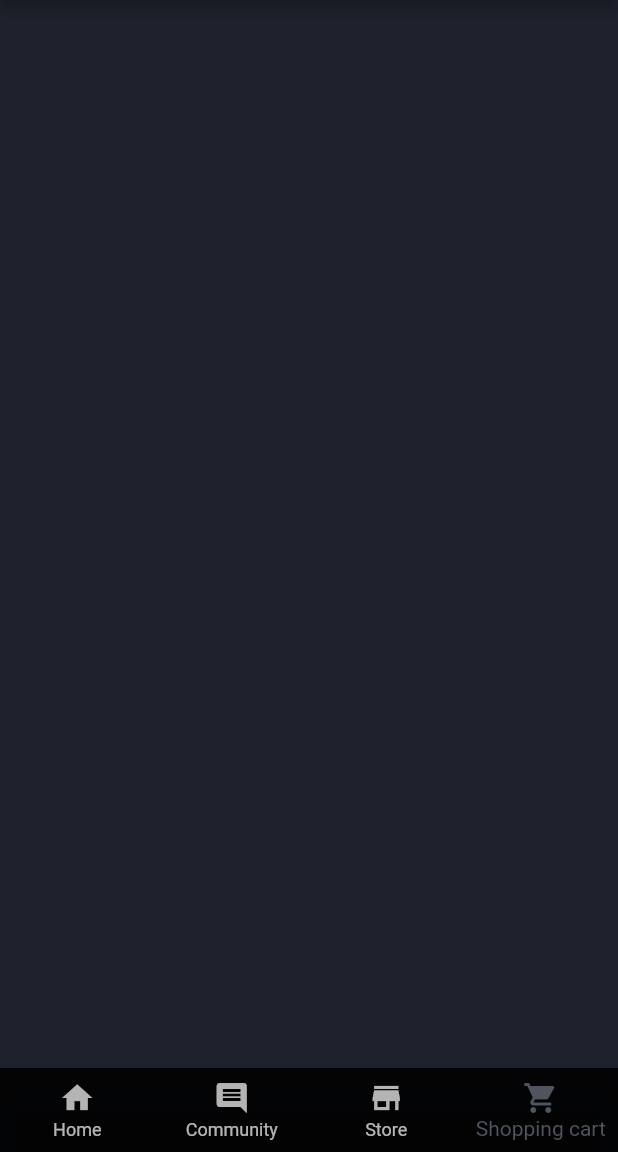
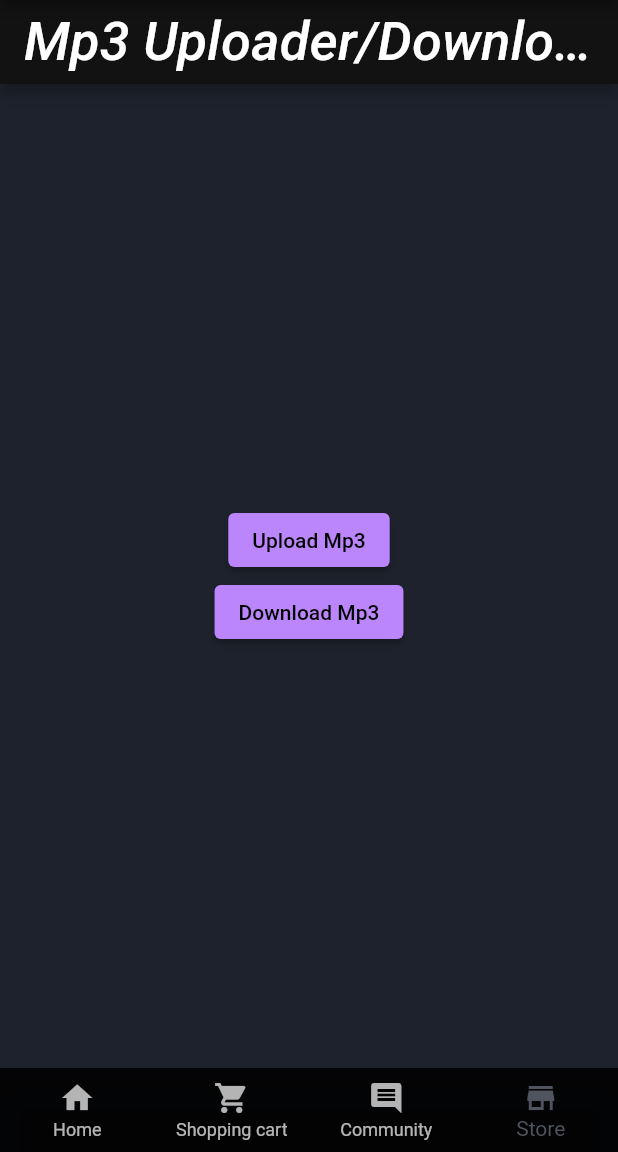
Before and after one commit to DongkwanKim00/whiteUs, a Flutter app: the screen it shows after launch, item 4 of the bottom bar chosen, on a phone screen of 412 x 824 dp, the part 84-1236 px from its top. Run offline on Flutter 3.47's test engine with Material 2 defaults, Android fonts, the phone set to English and light mode, and no system bars; our stand-ins replace audioplayers, file_picker, youtube_player_flutter; Roboto replaces fonts that are missing (Hind).

Commit message:
local, store 수정 중. 어차피 다 안됨 ㅋㅋ

```diff
--- a/whiteus/lib/BaseScreen/base_screen.dart
+++ b/whiteus/lib/BaseScreen/base_screen.dart
@@ -17,9 +17,9 @@ class _BaseScreenState extends State<BaseScreen> {
       TextStyle(fontSize: 30, fontWeight: FontWeight.bold);
   static final List<Widget> _widgetOptions = <Widget>[
     HomeScreen(),
-    const LocalScreen(),
+    MusicPlayer(path: 'Over_the_Horizon.mp3'), //원래 LocalScreen
     const ComScreen(),
-    const StoreScreen(),
+    Mp3UploaderDownloader(), //이거 수정했음. 원래 StoreScreen
   ];
 
   void _onItemTapped(int index) {
@@ -48,20 +48,21 @@ class _BaseScreenState extends State<BaseScreen> {
             icon: Icon(Icons.home),
             label: 'Home',
           ),
-
+          BottomNavigationBarItem(
+            icon: Icon(Icons.shopping_cart),
+            label: 'Shopping cart',
+          ),
           BottomNavigationBarItem(
 
             icon: Icon(Icons.comment),
             label: 'Community',
           ),
+
           BottomNavigationBarItem(
             icon: Icon(Icons.store),
             label: 'Store',
           ),
-          BottomNavigationBarItem(
-            icon: Icon(Icons.shopping_cart),
-            label: 'Shopping cart',
-          ),
+
         ],
         type: BottomNavigationBarType.fixed,
         currentIndex: _selectedIndex,
--- a/whiteus/lib/StoreScreen/store_screen.dart
+++ b/whiteus/lib/StoreScreen/store_screen.dart
@@ -1,14 +1,106 @@
+// import 'package:flutter/material.dart';
+//
+// class StoreScreen extends StatelessWidget {
+//   const StoreScreen({super.key});
+//
+//   @override
+//   Widget build(BuildContext context) {
+//     return const Scaffold(
+//       // body: Container(
+//       //   child: const Text("Store Screen"),
+//       // ),
+//     );
+//   }
+// }
+
+import 'dart:io';
 import 'package:flutter/material.dart';
+import 'package:http/http.dart' as http;
+import 'package:path_provider/path_provider.dart';
+import 'package:file_picker/file_picker.dart';
 
-class StoreScreen extends StatelessWidget {
-  const StoreScreen({super.key});
+class Mp3UploaderDownloader extends StatefulWidget {
+  @override
+  _Mp3UploaderDownloaderState createState() => _Mp3UploaderDownloaderState();
+}
+
+class _Mp3UploaderDownloaderState extends State<Mp3UploaderDownloader> {
+  String _filePath = '';
+
+  // Method to upload an mp3 file to the server
+  Future<void> uploadMp3(File file) async {
+    final url = 'http://localhost:8000/upload'; // Replace with your own upload API url
+    final request = http.MultipartRequest('POST', Uri.parse(url));
+    request.files.add(await http.MultipartFile.fromPath('mp3', file.path));
+    final response = await request.send();
+    if (response.statusCode == 200) {
+      print('Mp3 file uploaded successfully');
+    } else {
+      print('Error uploading mp3 file');
+    }
+  }
+
+  // Method to download an mp3 file from the server
+  Future<void> downloadMp3() async {
+    final url = 'http://localhost:8000/download'; // Replace with your own download API url
+    final response = await http.get(Uri.parse(url));
+    final bytes = response.bodyBytes;
+    final dir = await getApplicationDocumentsDirectory();
+    final file = File('${dir.path}/downloaded.mp3');
+    await file.writeAsBytes(bytes);
+    setState(() {
+      _filePath = file.path;
+    });
+    print('Mp3 file downloaded successfully');
+  }
+
+  // Method to pick an mp3 file from the device's file system
+  Future<void> pickMp3() async {
+    final result = await FilePicker.platform.pickFiles(
+      type: FileType.custom,
+      allowedExtensions: ['mp3'],
+    );
+    if (result != null) {
+      final file = File(result.files.single.path!);
+      setState(() {
+        _filePath = file.path;
+      });
+      await uploadMp3(file);
+    }
+  }
 
   @override
   Widget build(BuildContext context) {
-    return const Scaffold(
-      // body: Container(
-      //   child: const Text("Store Screen"),
-      // ),
+    return Scaffold(
+      appBar: AppBar(
+        title: Text('Mp3 Uploader/Downloader'),
+      ),
+      body: Center(
+        child: Column(
+          mainAxisAlignment: MainAxisAlignment.center,
+          children: [
+            ElevatedButton(
+              onPressed: () async {
+                await pickMp3();
+              },
+              child: Text('Upload Mp3'),
+            ),
+            ElevatedButton(
+              onPressed: () async {
+                await downloadMp3();
+              },
+              child: Text('Download Mp3'),
+            ),
+            if (_filePath.isNotEmpty) ...[
+              SizedBox(height: 16),
+              Text(
+                'Selected Mp3 File Path: $_filePath',
+                style: TextStyle(fontSize: 16),
+              ),
+            ],
+          ],
+        ),
+      ),
     );
   }
 }
--- a/whiteus/pubspec.yaml
+++ b/whiteus/pubspec.yaml
@@ -30,6 +30,9 @@ environment:
 dependencies:
   flutter:
     sdk: flutter
+  path_provider: ^2.0.14
+  file_picker: ^5.2.11
+  audioplayers: ^4.0.1
 
   youtube_player_flutter: ^8.0.0
   http: ^0.13.6
@@ -74,6 +77,7 @@ flutter:
   # To add assets to your application, add an assets section, like this:
   assets:
     - lib/HomeScreen/image/
+    - assets/Over_the_Horizon.mp3  #이거 추가함ㅡㅡㅡㅡㅡㅡㅡㅡㅡㅡㅡㅡㅡㅡ제발 돼라 제바라ㅏㅏㅏㅏㅏㅏㅏㅏㅏㅏㅏㅏㅏㅏ
 
   # An image asset can refer to one or more resolution-specific "variants", see
   # https://flutter.dev/assets-and-images/#resolution-aware
```
Also changed, not shown: whiteus/lib/LocalScreen/local_screen.dart (+114 -4 lines), whiteus/pubspec.lock, 6 other files.
